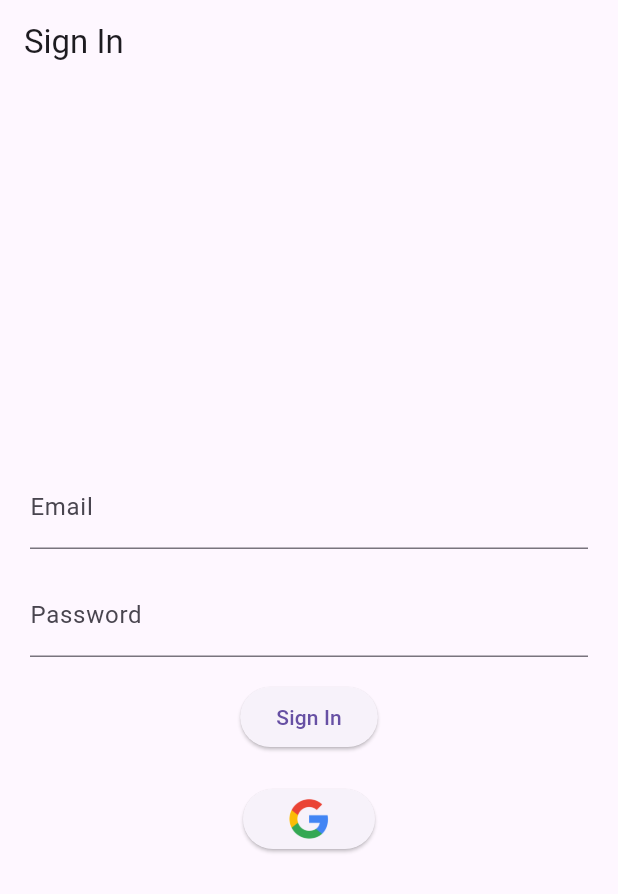
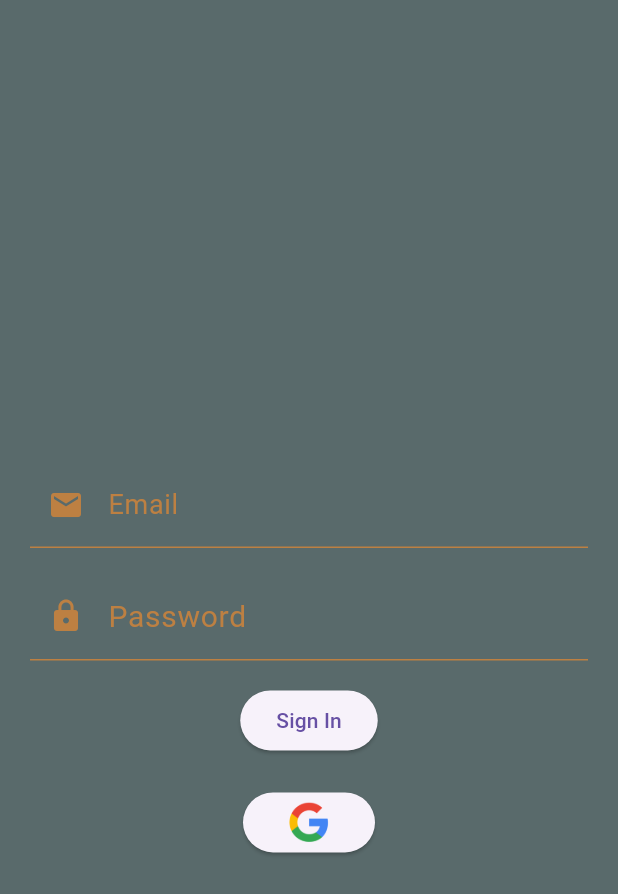
Before and after one commit to rizkyhaksono/tugas-besar-mobile, a Flutter app: the screen it shows after launch, on a phone screen of 412 x 824 dp. Shown: the top 894 px of the screen. Run offline on Flutter 3.47's test engine with Material 3 defaults, Android fonts, the phone set to English and light mode, and no system bars; our stand-ins replace firebase_auth, firebase_core, firebase_messaging, flutter_local_notifications, get, google_sign_in and 1 more; missing offline and left inert: flame; accounts and stored records are empty.

Commit message:
feat (view): sign in view

```diff
--- a/lib/presentation/views/signin_view.dart
+++ b/lib/presentation/views/signin_view.dart
@@ -1,5 +1,6 @@
 import 'package:flutter/material.dart';
 import 'package:get/get.dart';
+import 'package:push_puzzle/constants/resources.dart';
 import 'package:push_puzzle/presentation/controllers/signin_controller.dart';
 
 class SignInView extends GetView {
@@ -8,9 +9,8 @@ class SignInView extends GetView {
   @override
   Widget build(BuildContext context) {
     return Scaffold(
-      appBar: AppBar(
-        title: const Text('Sign In'),
-      ),
+      backgroundColor: Resources.color.primaryBg,
+      appBar: AppBar(backgroundColor: Resources.color.primaryBg),
       body: Padding(
         padding: const EdgeInsets.all(20),
         child: Column(
@@ -20,18 +20,50 @@ class SignInView extends GetView {
             TextField(
               controller: signInController.emailController,
               keyboardType: TextInputType.emailAddress,
+              cursorColor: Resources.color.crateBox,
+              style: TextStyle(color: Resources.color.crateBox),
               decoration: InputDecoration(
                 labelText: 'Email',
+                labelStyle:
+                    TextStyle(color: Resources.color.crateBox, fontSize: 18),
                 hintText: 'Enter your email',
+                hintStyle:
+                    TextStyle(color: Resources.color.crateBox.withOpacity(0.6)),
+                focusedBorder: UnderlineInputBorder(
+                  borderSide: BorderSide(color: Resources.color.crateBox),
+                ),
+                enabledBorder: UnderlineInputBorder(
+                  borderSide: BorderSide(color: Resources.color.crateBox),
+                ),
+                prefixIcon: Icon(
+                  Icons.email,
+                  color: Resources.color.crateBox,
+                ),
               ),
             ),
             const SizedBox(height: 16),
             TextField(
               controller: signInController.passwordController,
               obscureText: true,
+              cursorColor: Resources.color.crateBox,
+              style: TextStyle(color: Resources.color.crateBox),
               decoration: InputDecoration(
                 labelText: 'Password',
+                labelStyle:
+                    TextStyle(color: Resources.color.crateBox, fontSize: 20),
                 hintText: 'Enter your password',
+                hintStyle:
+                    TextStyle(color: Resources.color.crateBox.withOpacity(0.6)),
+                focusedBorder: const UnderlineInputBorder(
+                  borderSide: BorderSide(color: Colors.white),
+                ),
+                enabledBorder: UnderlineInputBorder(
+                  borderSide: BorderSide(color: Resources.color.crateBox),
+                ),
+                prefixIcon: Icon(
+                  Icons.lock,
+                  color: Resources.color.crateBox,
+                ),
               ),
             ),
             const SizedBox(height: 16),
```
